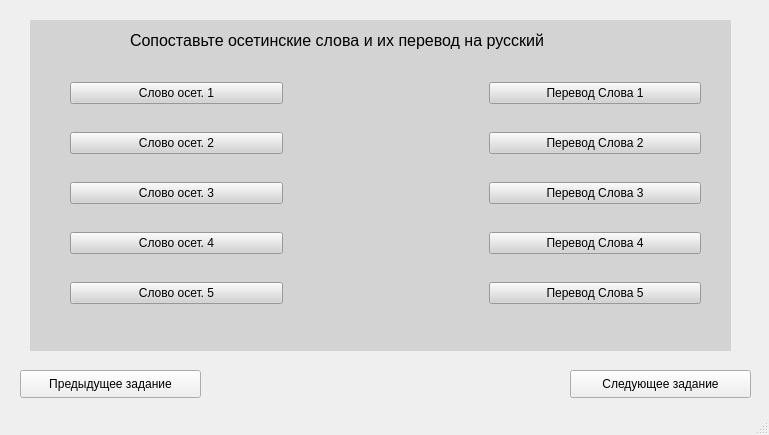
Qt form Forms/LessonFormDesign.ui (killman2859/FirstQTProject) before a commit.
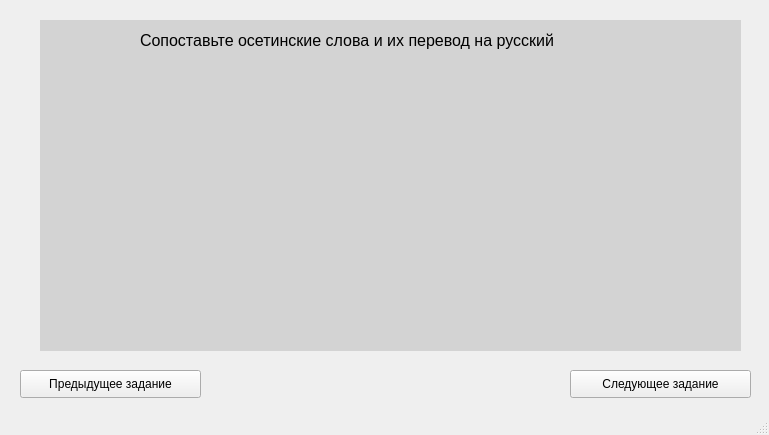
The same form after that commit.

The edit to the form file:
```diff
--- a/Forms/LessonFormDesign.ui
+++ b/Forms/LessonFormDesign.ui
@@ -1,7 +1,7 @@
 <?xml version="1.0" encoding="UTF-8"?>
 <ui version="4.0">
- <class>MainWindow</class>
- <widget class="QMainWindow" name="MainWindow">
+ <class>LessonWindow</class>
+ <widget class="QMainWindow" name="LessonWindow">
   <property name="geometry">
    <rect>
     <x>0</x>
@@ -14,10 +14,36 @@
    <string>MainWindow</string>
   </property>
   <widget class="QWidget" name="centralwidget">
+   <widget class="QPushButton" name="prevTaskButton">
+    <property name="geometry">
+     <rect>
+      <x>20</x>
+      <y>370</y>
+      <width>181</width>
+      <height>28</height>
+     </rect>
+    </property>
+    <property name="text">
+     <string>Предыдущее задание</string>
+    </property>
+   </widget>
+   <widget class="QPushButton" name="nextTaskButton">
+    <property name="geometry">
+     <rect>
+      <x>570</x>
+      <y>370</y>
+      <width>181</width>
+      <height>28</height>
+     </rect>
+    </property>
+    <property name="text">
+     <string>Следующее задание</string>
+    </property>
+   </widget>
    <widget class="QWidget" name="taskWidget" native="true">
     <property name="geometry">
      <rect>
-      <x>30</x>
+      <x>40</x>
       <y>20</y>
       <width>701</width>
       <height>331</height>
@@ -47,50 +73,22 @@
       <string>Сопоставьте осетинские слова и их перевод на русский</string>
      </property>
     </widget>
-    <widget class="QWidget" name="">
+    <widget class="QWidget" name="layoutWidget">
      <property name="geometry">
       <rect>
        <x>40</x>
        <y>40</y>
        <width>631</width>
-       <height>271</height>
+       <height>31</height>
       </rect>
      </property>
      <layout class="QHBoxLayout" name="horizontalLayout">
       <item>
-       <layout class="QVBoxLayout" name="verticalLayout">
+       <layout class="QVBoxLayout" name="ironsWordsLayout">
         <item>
-         <widget class="QPushButton" name="pushButton">
+         <widget class="QLabel" name="label_2">
           <property name="text">
-           <string>Слово осет. 1</string>
-          </property>
-         </widget>
-        </item>
-        <item>
-         <widget class="QPushButton" name="pushButton_2">
-          <property name="text">
-           <string>Слово осет. 2</string>
-          </property>
-         </widget>
-        </item>
-        <item>
-         <widget class="QPushButton" name="pushButton_3">
-          <property name="text">
-           <string>Слово осет. 3</string>
-          </property>
-         </widget>
-        </item>
-        <item>
-         <widget class="QPushButton" name="pushButton_4">
-          <property name="text">
-           <string>Слово осет. 4</string>
-          </property>
-         </widget>
-        </item>
-        <item>
-         <widget class="QPushButton" name="pushButton_5">
-          <property name="text">
-           <string>Слово осет. 5</string>
+           <string>TextLabel</string>
           </property>
          </widget>
         </item>
@@ -106,79 +104,32 @@
         </property>
         <property name="sizeHint" stdset="0">
          <size>
-          <width>200</width>
+          <width>100</width>
           <height>20</height>
          </size>
         </property>
        </spacer>
       </item>
       <item>
-       <layout class="QVBoxLayout" name="verticalLayout_2">
+       <layout class="QVBoxLayout" name="russianWordsLayout">
         <item>
-         <widget class="QPushButton" name="pushButton_6">
-          <property name="text">
-           <string>Перевод Слова 1</string>
-          </property>
-         </widget>
-        </item>
-        <item>
-         <widget class="QPushButton" name="pushButton_7">
-          <property name="text">
-           <string>Перевод Слова 2</string>
-          </property>
-         </widget>
-        </item>
-        <item>
-         <widget class="QPushButton" name="pushButton_8">
-          <property name="text">
-           <string>Перевод Слова 3</string>
-          </property>
-         </widget>
-        </item>
-        <item>
-         <widget class="QPushButton" name="pushButton_9">
-          <property name="text">
-           <string>Перевод Слова 4</string>
-          </property>
-         </widget>
-        </item>
-        <item>
-         <widget class="QPushButton" name="pushButton_10">
-          <property name="text">
-           <string>Перевод Слова 5</string>
-          </property>
-         </widget>
+         <widget class="QComboBox" name="comboBox"/>
         </item>
        </layout>
       </item>
      </layout>
     </widget>
-   </widget>
-   <widget class="QPushButton" name="prevTaskButton">
-    <property name="geometry">
-     <rect>
-      <x>20</x>
-      <y>370</y>
-      <width>181</width>
-      <height>28</height>
-     </rect>
-    </property>
-    <property name="text">
-     <string>Предыдущее задание</string>
-    </property>
-   </widget>
-   <widget class="QPushButton" name="nextTaskButton">
-    <property name="geometry">
-     <rect>
-      <x>570</x>
-      <y>370</y>
-      <width>181</width>
-      <height>28</height>
-     </rect>
-    </property>
-    <property name="text">
-     <string>Следующее задание</string>
-    </property>
+    <widget class="QWidget" name="verticalLayoutWidget">
+     <property name="geometry">
+      <rect>
+       <x>40</x>
+       <y>40</y>
+       <width>631</width>
+       <height>281</height>
+      </rect>
+     </property>
+     <layout class="QVBoxLayout" name="allWordsVerticalLayout"/>
+    </widget>
    </widget>
   </widget>
   <widget class="QStatusBar" name="statusbar"/>
```
